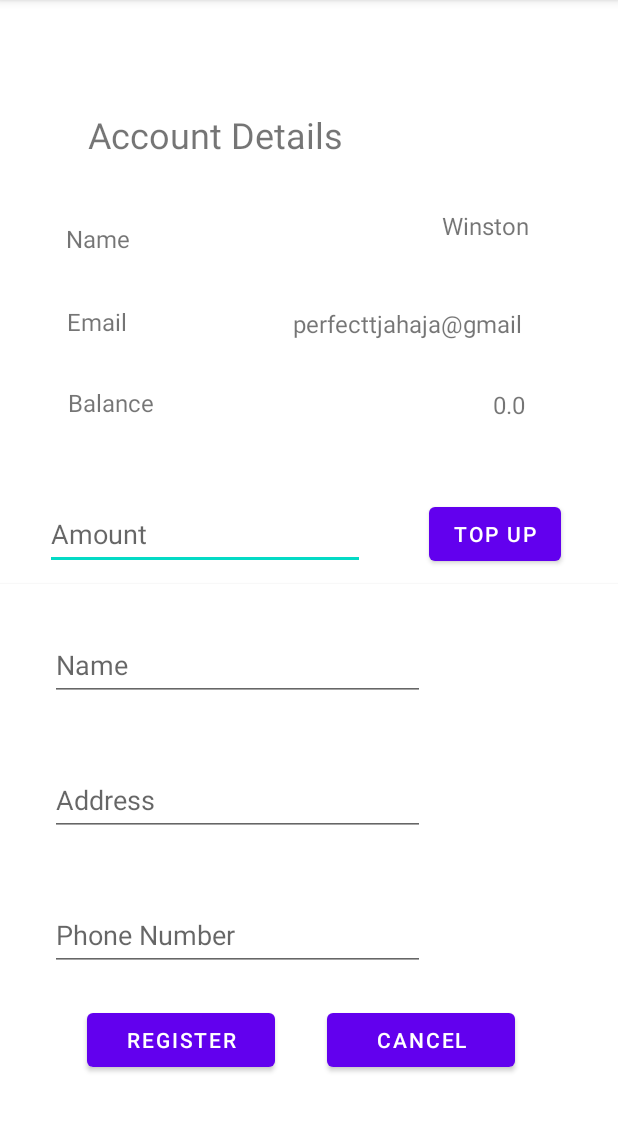
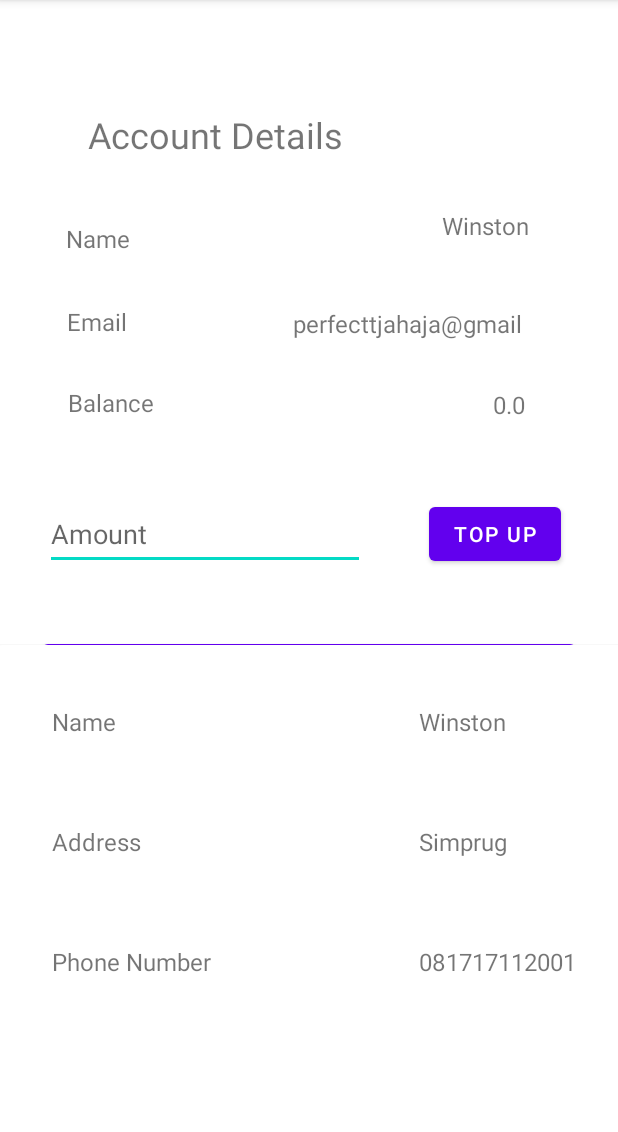
Before and after one commit to Collosalbyte/Jsleep-Android, an Android app: the aboutMe screen opened directly, with no data from a screen before it, on a phone screen of 412 x 824 dp, the part 84-1216 px from its top. Run offline under Robolectric (Android 15) with nearby library versions, the phone set to English and light mode, and no system bars; 5 statements that could not run were skipped.

Commit message:
Tersulit dan susah

```diff
--- a/app/src/main/java/WinstonJSleep/JS/aboutMe.java
+++ b/app/src/main/java/WinstonJSleep/JS/aboutMe.java
@@ -79,7 +79,8 @@ public class aboutMe extends AppCompatActivity {
             public void onClick(View view) {
                 aboutMeReg.setVisibility(View.VISIBLE);
                 aboutMeDet.setVisibility(View.INVISIBLE);
-                regBut.setVisibility(View.INVISIBLE);
+                regBut.setVisibility(View.VISIBLE);
+                regRen.setVisibility(View.INVISIBLE);
             }
         });
         regCan.setOnClickListener(new View.OnClickListener() {
--- a/app/src/main/res/layout/activity_aboutme.xml
+++ b/app/src/main/res/layout/activity_aboutme.xml
@@ -147,7 +147,7 @@
         android:layout_width="356dp"
         android:layout_height="48dp"
         android:layout_marginStart="27dp"
-        android:layout_marginTop="19dp"
+        android:layout_marginTop="60dp"
         android:layout_marginEnd="28dp"
         android:layout_marginBottom="313dp"
         android:text="Register Renter"
@@ -161,7 +161,7 @@
         android:layout_width="417dp"
         android:layout_height="458dp"
         android:layout_marginStart="1dp"
-        android:layout_marginTop="19dp"
+        android:layout_marginTop="80dp"
         android:layout_marginEnd="1dp"
         android:layout_marginBottom="1dp"
         app:layout_constraintBottom_toBottomOf="parent"
@@ -212,21 +212,20 @@
             android:layout_marginTop="280sp"
             android:text="Cancel" />
 
-    </androidx.cardview.widget.CardView>
-
         <androidx.cardview.widget.CardView
             android:id="@+id/AboutMeDetails"
             android:layout_width="417dp"
             android:layout_height="458dp"
             android:layout_marginStart="1dp"
-        android:layout_marginTop="19dp"
+            android:layout_marginLeft="1dp"
+            android:layout_marginTop="0dp"
             android:layout_marginEnd="1dp"
             android:layout_marginBottom="1dp"
-        android:visibility="invisible"
+            android:visibility="visible"
             app:layout_constraintBottom_toBottomOf="parent"
             app:layout_constraintEnd_toEndOf="parent"
             app:layout_constraintStart_toStartOf="parent"
-        app:layout_constraintTop_toBottomOf="@+id/RegisterRenter">
+            app:layout_constraintTop_toTopOf="parent">
 
             <TextView
                 android:id="@+id/AboutMeTempName"
@@ -284,6 +283,7 @@
 
         </androidx.cardview.widget.CardView>
 
+    </androidx.cardview.widget.CardView>
 
 
 </androidx.constraintlayout.widget.ConstraintLayout>
```
Lines whose indentation alone changed are shown as unchanged.
